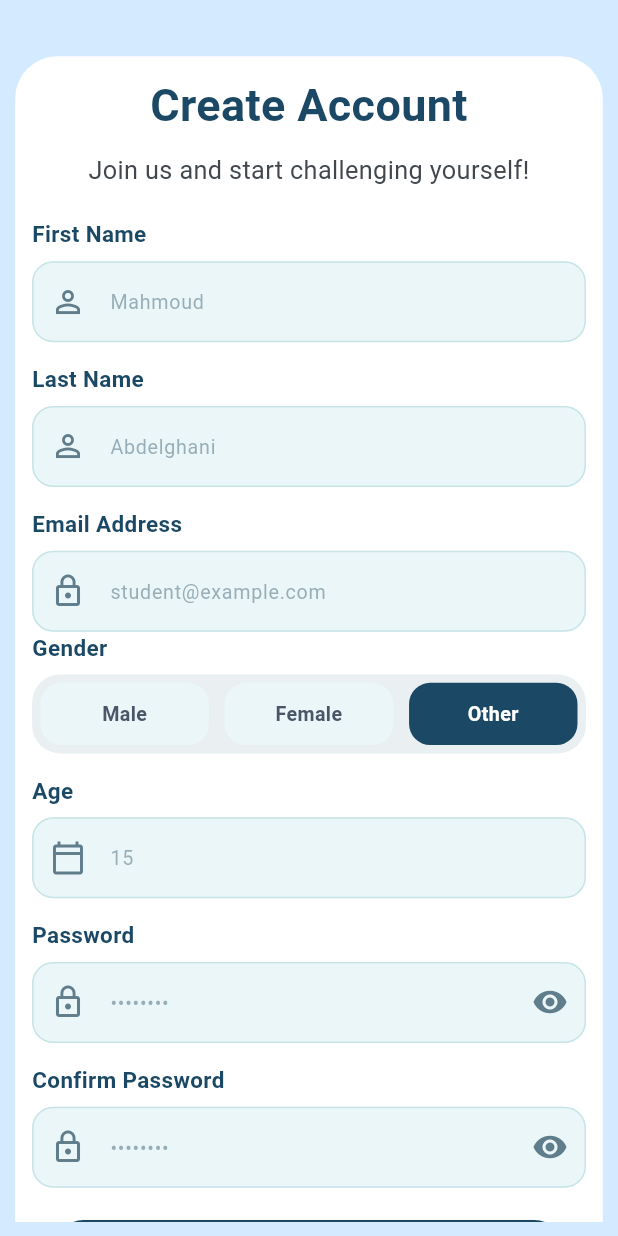
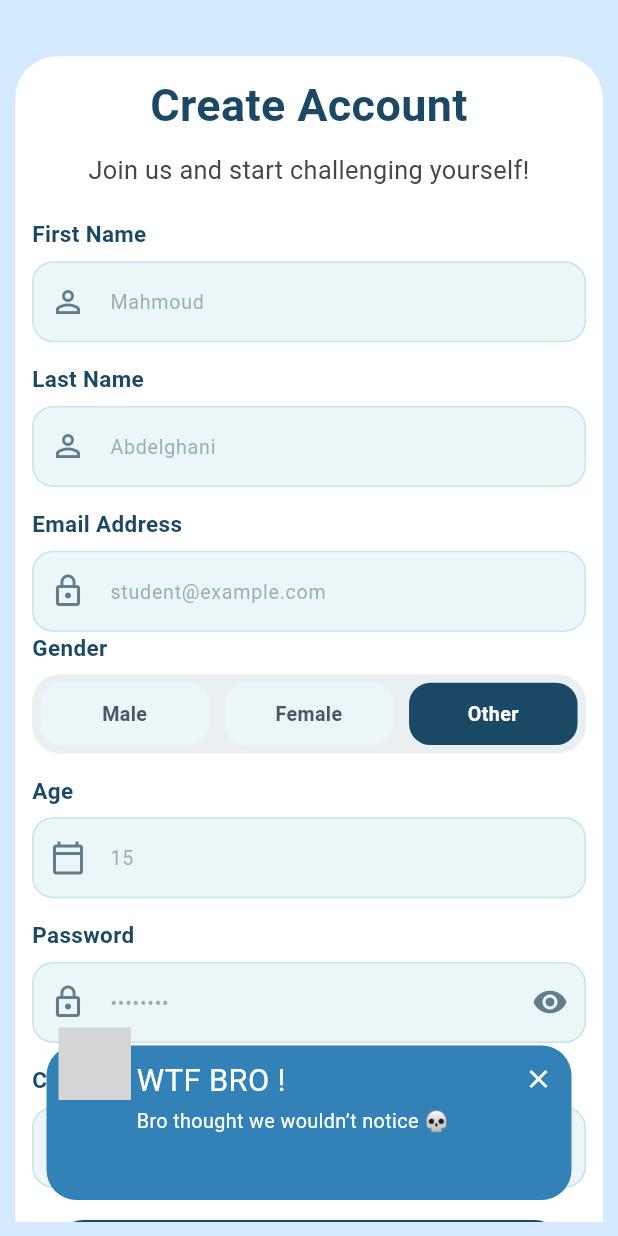
Before and after one commit to Ma3refa-GP-IEEE/ma3refa-mobile, a Flutter app: the SignUpScreen screen opened directly, after a tap on "Other", on a phone screen of 412 x 824 dp. Run offline on Flutter 3.47's test engine with Material 3 defaults, Android fonts, the phone set to English and light mode, and no system bars; drawn by our look-alikes of awesome_snackbar_content, flutter_animate; our stand-ins replace audioplayers, carousel_slider, confetti, dartz, dio, easy_localization and 9 more; missing offline and left inert: flutter_splash_screen, hidable; accounts and stored records are empty; grey boxes are pictures that could not be loaded.

Commit message:
another small fix

```diff
--- a/lib/features/auth/presentation/widgets/gender_selector_widget.dart
+++ b/lib/features/auth/presentation/widgets/gender_selector_widget.dart
@@ -1,21 +1,45 @@
+import 'package:awesome_snackbar_content/awesome_snackbar_content.dart';
 import 'package:easy_localization/easy_localization.dart';
 import 'package:flutter/material.dart';
 import 'package:flutter_screenutil/flutter_screenutil.dart';
+import 'package:ma3refa_mobile/core/services/get_it_services.dart';
 import 'package:ma3refa_mobile/core/utils/app_colors.dart';
+import 'package:ma3refa_mobile/core/utils/audio_service.dart';
+import 'package:ma3refa_mobile/core/utils/custom_snackbar.dart';
 
 class GenderSelector extends StatefulWidget {
   final Function(String) onGenderSelected;
   const GenderSelector({super.key, required this.onGenderSelected});
+
   @override
   State<GenderSelector> createState() => _GenderSelectorState();
 }
 
 class _GenderSelectorState extends State<GenderSelector> {
   final ValueNotifier<String> selectedGenderNotifier = ValueNotifier('Male');
+
   @override
   void dispose() {
     selectedGenderNotifier.dispose();
     super.dispose();
+  }
+
+  void _handleOtherSelection(BuildContext context) async {
+    selectedGenderNotifier.value = 'Other';
+
+    getIt<AudioService>().playAssetSound('sounds/others_sound.mp3');
+
+    CustomSnackBar.show(
+      context: context,
+      title: 'WTF BRO !',
+      message: 'Bro thought we wouldn’t notice 💀',
+      contentType: ContentType.help,
+    );
+
+    await Future.delayed(const Duration(seconds: 3));
+    if (!mounted) return;
+    selectedGenderNotifier.value = 'Male';
+    widget.onGenderSelected('Male');
   }
 
   @override
@@ -46,15 +70,26 @@ class _GenderSelectorState extends State<GenderSelector> {
             builder: (context, currentValue, child) {
               return Row(
                 children: [
-                  buildGenderButton('Male', currentValue, 'male_option'.tr()),
+                  buildGenderButton(
+                    context,
+                    'Male',
+                    currentValue,
+                    'male_option'.tr(),
+                  ),
                   SizedBox(width: 10.w),
                   buildGenderButton(
+                    context,
                     'Female',
                     currentValue,
                     'female_option'.tr(),
                   ),
                   SizedBox(width: 10.w),
-                  buildGenderButton('Other', currentValue, 'other_option'.tr()),
+                  buildGenderButton(
+                    context,
+                    'Other',
+                    currentValue,
+                    'other_option'.tr(),
+                  ),
                 ],
               );
             },
@@ -64,13 +99,22 @@ class _GenderSelectorState extends State<GenderSelector> {
     );
   }
 
-  Widget buildGenderButton(String gender, String currentValue, String label) {
+  Widget buildGenderButton(
+    BuildContext context,
+    String gender,
+    String currentValue,
+    String label,
+  ) {
     bool isSelected = currentValue == gender;
     return Expanded(
       child: GestureDetector(
         onTap: () {
-          selectedGenderNotifier.value = gender;
-          widget.onGenderSelected(gender);
+          if (gender == 'Other') {
+            _handleOtherSelection(context);
+          } else {
+            selectedGenderNotifier.value = gender;
+            widget.onGenderSelected(gender);
+          }
         },
         child: AnimatedContainer(
           duration: const Duration(milliseconds: 250),
```
Also changed, not shown: 1 other file.
